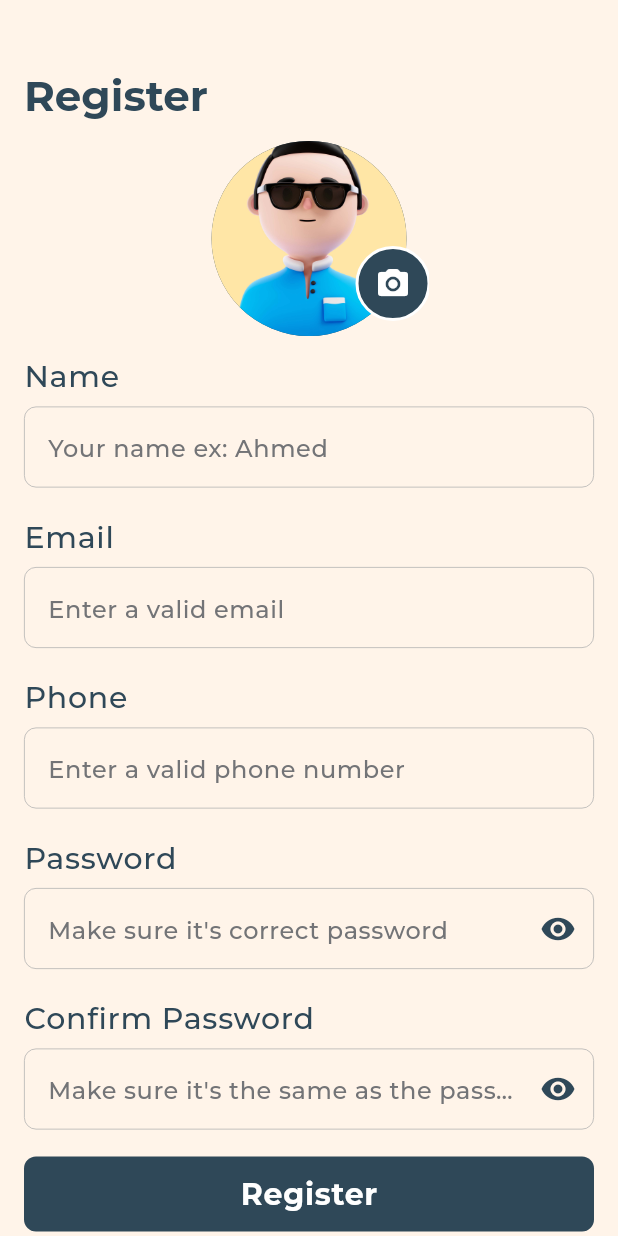
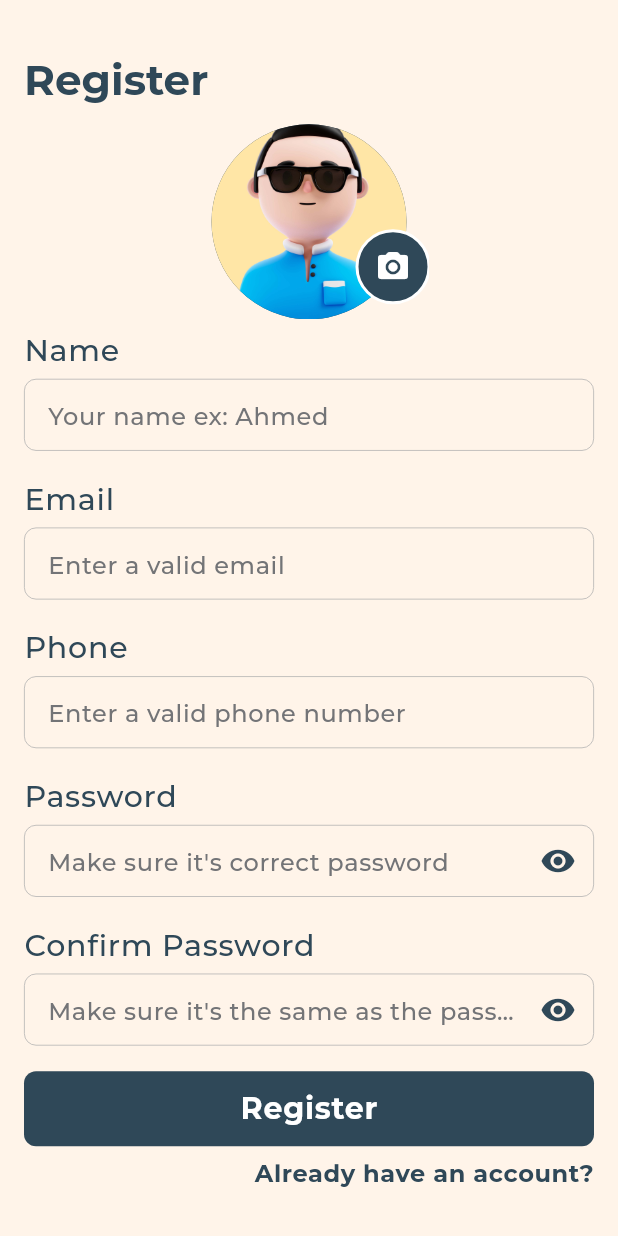
Before and after one commit to AbdullahEmadEldin/tut_app, a Flutter app: the RegisterPage screen opened directly, on a phone screen of 412 x 824 dp. Run offline on Flutter 3.47's test engine with Material 3 defaults, Android fonts, the phone set to English and light mode, and no system bars; our stand-ins replace bloc, carousel_slider, device_preview, dio, easy_localization, flutter_bloc and 10 more; accounts and stored records are empty; project files that could hold a hidden picture were left out.

Commit message:
In sha2 Allah, Finish the application

```diff
--- a/lib/core/theme/text_styles_manager.dart
+++ b/lib/core/theme/text_styles_manager.dart
@@ -2,6 +2,7 @@
 
 import 'package:easy_localization/easy_localization.dart';
 import 'package:flutter/material.dart';
+import 'package:flutter_screenutil/flutter_screenutil.dart';
 import 'package:tut_app/core/lang_manager.dart';
 import 'package:tut_app/core/ui_helpers.dart';
 import 'package:tut_app/core/theme/colors/colors_manager.dart';
@@ -93,7 +94,7 @@
 }) {
   return _getTextStyle(
     context,
-    fontSize,
+    fontSize.sp,
     AppFontWeight.regular,
     color,
   );
--- a/lib/core/theme/theme_manager.dart
+++ b/lib/core/theme/theme_manager.dart
@@ -1,4 +1,5 @@
 import 'package:flutter/material.dart';
+import 'package:flutter_screenutil/flutter_screenutil.dart';
 import 'package:tut_app/constants/constants.dart';
 import 'package:tut_app/core/services/cache/cache_helper.dart';
 import 'package:tut_app/core/theme/colors/colors_manager.dart';
@@ -67,12 +68,13 @@
         // input decoration theme (text form field)
         inputDecorationTheme: InputDecorationTheme(
           // content padding
-          contentPadding: const EdgeInsets.all(AppPadding.p12),
+          contentPadding:
+              const EdgeInsets.symmetric(horizontal: 12, vertical: 6),
           // hint style
           hintStyle: getRegularStyle(context,
-              color: AppColors().colorScheme.grey, fontSize: AppFontSize.s14),
+              color: AppColors().colorScheme.grey, fontSize: 14.sp),
           labelStyle: getMediumStyle(context,
-              color: AppColors().colorScheme.grey, fontSize: AppFontSize.s14),
+              color: AppColors().colorScheme.grey, fontSize: 14.sp),
           errorStyle:
               getRegularStyle(context, color: AppColors().colorScheme.error),
 
@@ -133,8 +135,7 @@
       );
 
   ThemeData darkAppTheme(BuildContext context) => ThemeData(
-        scaffoldBackgroundColor:
-            AppColors().colorScheme.background, // ripple effect color
+        scaffoldBackgroundColor: Colors.red, // ripple effect color
         brightness: Brightness.dark,
         textTheme: AppTextThemes.lightTextTheme(context),
       );
--- a/lib/main.dart
+++ b/lib/main.dart
@@ -2,6 +2,7 @@
 import 'package:easy_localization/easy_localization.dart';
 import 'package:flutter/material.dart';
 import 'package:flutter/services.dart';
+import 'package:flutter_screenutil/flutter_screenutil.dart';
 import 'package:tut_app/constants/assets_paths.dart';
 import 'package:tut_app/core/lang_manager.dart';
 import 'package:tut_app/core/router/app_router.dart';
@@ -19,6 +20,7 @@
     ),
   );
   WidgetsFlutterBinding.ensureInitialized();
+  await ScreenUtil.ensureScreenSize();
   await EasyLocalization.ensureInitialized();
   await CacheHelper.init();
   final String startLocale = await LanguageManager.getAppLang();
@@ -28,12 +30,8 @@
     EasyLocalization(
       startLocale: Locale(startLocale),
       supportedLocales: [
-        Locale(
-          LanguageType.english.code,
-        ),
-        Locale(
-          LanguageType.arabic.code,
-        )
+        Locale(LanguageType.english.code),
+        Locale(LanguageType.arabic.code)
       ],
       path: AppAssets.translationsPath,
       child: MyApp(),
@@ -58,6 +56,10 @@
   @override
   Widget build(BuildContext context) {
     print('Initial Theme ===>>> ${AppThemes.instance.themeNotifier.value}');
+
+    return ScreenUtilInit(
+      designSize: const Size(411, 866),
+      builder: (context, child) {
         return ValueListenableBuilder<ThemeMode?>(
             valueListenable: AppThemes.instance.themeNotifier,
             builder: (context, themeMode, child) {
@@ -71,8 +73,9 @@
                 initialRoute: SplashScreen.routeName,
                 themeMode: themeMode,
                 theme: AppThemes.instance.lightAppTheme(context),
-            darkTheme: AppThemes.instance.darkAppTheme(context),
               );
             });
+      },
+    );
   }
 }
--- a/lib/modules/auth/view/pages/register_page.dart
+++ b/lib/modules/auth/view/pages/register_page.dart
@@ -5,8 +5,10 @@
 import 'package:easy_localization/easy_localization.dart';
 import 'package:flutter/material.dart';
 import 'package:flutter_bloc/flutter_bloc.dart';
+import 'package:flutter_screenutil/flutter_screenutil.dart';
 import 'package:image_picker/image_picker.dart';
 import 'package:tut_app/constants/assets_paths.dart';
+import 'package:tut_app/core/ui_helpers.dart';
 import 'package:tut_app/modules/auth/view/pages/login_page.dart';
 import 'package:tut_app/modules/auth/view/widgets/auth_title.dart';
 import 'package:tut_app/modules/auth/view/widgets/input_field.dart';
@@ -15,7 +17,6 @@
 import 'package:tut_app/modules/auth/view_model/register/register_cubit.dart';
 import 'package:tut_app/modules/navigation_bar/animated_bottom_bar.dart';
 import 'package:tut_app/constants/app_strings.dart';
-import 'package:tut_app/constants/values_manager.dart';
 import 'package:tut_app/shared/view/widgets/toast_message.dart';
 
 class RegisterPage extends StatelessWidget {
@@ -53,19 +54,24 @@
                       (Route<dynamic> route) => false);
                 });
               }
-
               return Form(
                 key: registerCubit.formKey,
                 child: Column(
                   crossAxisAlignment: CrossAxisAlignment.start,
                   children: [
-                    const SizedBox(
-                      height: AppSize.s30,
+                    SizedBox(
+                      height: UiHelper.getResponsiveDimension(
+                        context,
+                        baseDimension: 20.h,
+                      ),
                     ),
                     //! title
                     AuthTitle(title: AppStrings.register.tr()),
-                    const SizedBox(
-                      height: AppSize.s4,
+                    SizedBox(
+                      height: UiHelper.getResponsiveDimension(
+                        context,
+                        baseDimension: 4.h,
+                      ),
                     ),
                     //! profile pic
                     Center(
@@ -87,7 +93,10 @@
                         },
                       ),
                     ),
-                    const SizedBox(height: AppSize.s12),
+                    SizedBox(
+                      height: UiHelper.getResponsiveDimension(context,
+                          baseDimension: 6.h),
+                    ),
                     //! name
                     InputFieldWidget(
                       labelText: AppStrings.name.tr(),
@@ -95,7 +104,10 @@
                       controller: registerCubit.nameController,
                       validator: _handleValidation,
                     ),
-                    const SizedBox(height: AppSize.s18),
+                    SizedBox(
+                      height: UiHelper.getResponsiveDimension(context,
+                          baseDimension: 18.h),
+                    ),
                     //! email
                     InputFieldWidget(
                       labelText: AppStrings.email.tr(),
@@ -103,7 +115,10 @@
                       controller: registerCubit.emailController,
                       validator: _handleValidation,
                     ),
-                    const SizedBox(height: AppSize.s18),
+                    SizedBox(
+                      height: UiHelper.getResponsiveDimension(context,
+                          baseDimension: 18.h),
+                    ),
                     //! phone
                     InputFieldWidget(
                       labelText: AppStrings.phoneNumber.tr(),
@@ -117,7 +132,10 @@
                         return null;
                       },
                     ),
-                    const SizedBox(height: AppSize.s18),
+                    SizedBox(
+                      height: UiHelper.getResponsiveDimension(context,
+                          baseDimension: 18.h),
+                    ),
                     //! password
                     InputFieldWidget(
                       labelText: AppStrings.password.tr(),
@@ -132,7 +150,10 @@
                         return null;
                       },
                     ),
-                    const SizedBox(height: AppSize.s18),
+                    SizedBox(
+                      height: UiHelper.getResponsiveDimension(context,
+                          baseDimension: 18.h),
+                    ),
                     //! confirm password
                     InputFieldWidget(
                       labelText: AppStrings.confirmPassword.tr(),
@@ -147,7 +168,10 @@
                         return null;
                       },
                     ),
-                    const SizedBox(height: AppSize.s18),
+                    SizedBox(
+                      height: UiHelper.getResponsiveDimension(context,
+                          baseDimension: 18.h),
+                    ),
                     //! register button
                     RegisterButton(
                         text: AppStrings.register.tr(),
--- a/lib/modules/auth/view/widgets/input_field.dart
+++ b/lib/modules/auth/view/widgets/input_field.dart
@@ -1,6 +1,5 @@
 import 'package:flutter/material.dart';
 import 'package:tut_app/core/theme/colors/colors_manager.dart';
-import 'package:tut_app/constants/values_manager.dart';
 
 class InputFieldWidget extends StatefulWidget {
   final String labelText;
@@ -38,7 +37,7 @@
       children: [
         Text(widget.labelText, style: Theme.of(context).textTheme.bodyLarge),
         const SizedBox(
-          height: 5,
+          height: 4,
         ),
         TextFormField(
           controller: widget.controller,
@@ -74,7 +73,7 @@
                 .bodySmall!
                 .copyWith(color: AppColors().colorScheme.darkGrey),
             border: OutlineInputBorder(
-              borderRadius: BorderRadius.circular(AppMargin.m8),
+              borderRadius: BorderRadius.circular(8),
               borderSide:
                   BorderSide(color: AppColors().colorScheme.grey, width: 0.0),
             ),
--- a/pubspec.yaml
+++ b/pubspec.yaml
@@ -18,6 +18,7 @@
   flutter:
     sdk: flutter
   flutter_bloc: ^8.1.6
+  flutter_screenutil: ^5.9.3
   flutter_staggered_grid_view: ^0.7.0
   flutter_svg: ^2.0.10+1
   font_awesome_flutter: ^10.7.0
```
Also changed, not shown: pubspec.lock. Lines whose indentation alone changed are shown as unchanged.
